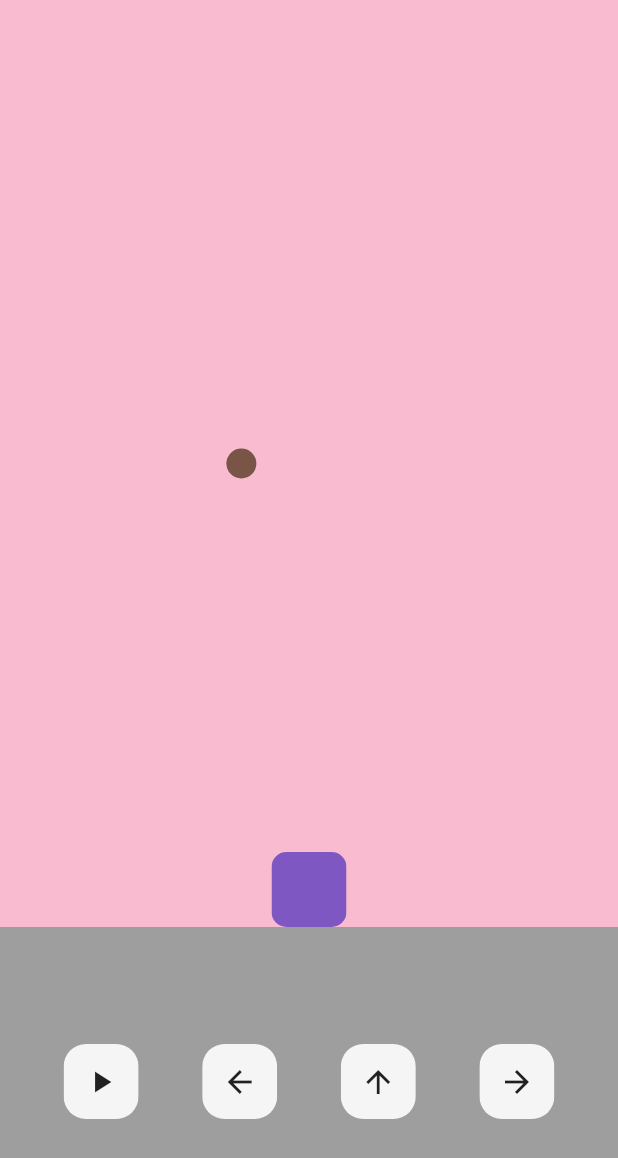
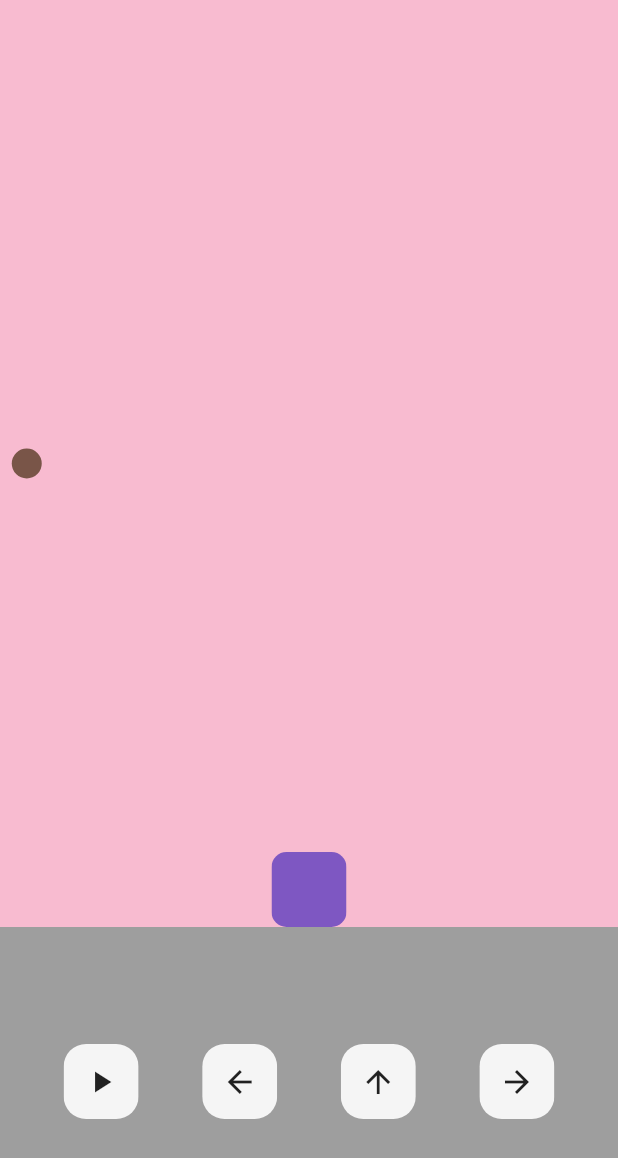
Before and after one commit to patrickkoszewski/bubble_trouble_game, a Flutter app: the screen it shows after launch, after a tap on the "play arrow" icon, on a phone screen of 412 x 824 dp. Shown: the top 1158 px of the screen. Run offline on Flutter 3.47's test engine with Material 2 defaults, Android fonts, the light colour scheme and no system bars.

Commit message:
Add Bounce of walls functionality

```diff
--- a/lib/homepage.dart
+++ b/lib/homepage.dart
@@ -14,6 +14,8 @@ class HomePage extends StatefulWidget {
   State<HomePage> createState() => _HomePageState();
 }
 
+enum direction { LEFT, RIGHT }
+
 class _HomePageState extends State<HomePage> {
   // player variables
   static double playerX = 0;
@@ -26,13 +28,28 @@ class _HomePageState extends State<HomePage> {
   // ball variables
   double ballX = 0.5;
   double ballY = 0;
+  var ballDirection = direction.LEFT;
 
   // START GAME
   void startGame() {
     Timer.periodic(Duration(milliseconds: 50), (timer) {
-      setState(() {
-        ballX -= 0.01;
-      });
+      //if we touch left wall change direction to right
+      if (ballX - 0.02 < -1) {
+        ballDirection = direction.RIGHT;
+        //if we touch right wall change direction to left
+      } else if (ballX + 0.02 > 1) {
+        ballDirection = direction.LEFT;
+      }
+
+      if (ballDirection == direction.LEFT) {
+        setState(() {
+          ballX -= 0.02;
+        });
+      } else if (ballDirection == direction.RIGHT) {
+        setState(() {
+          ballX += 0.02;
+        });
+      }
     });
   }
 
```
